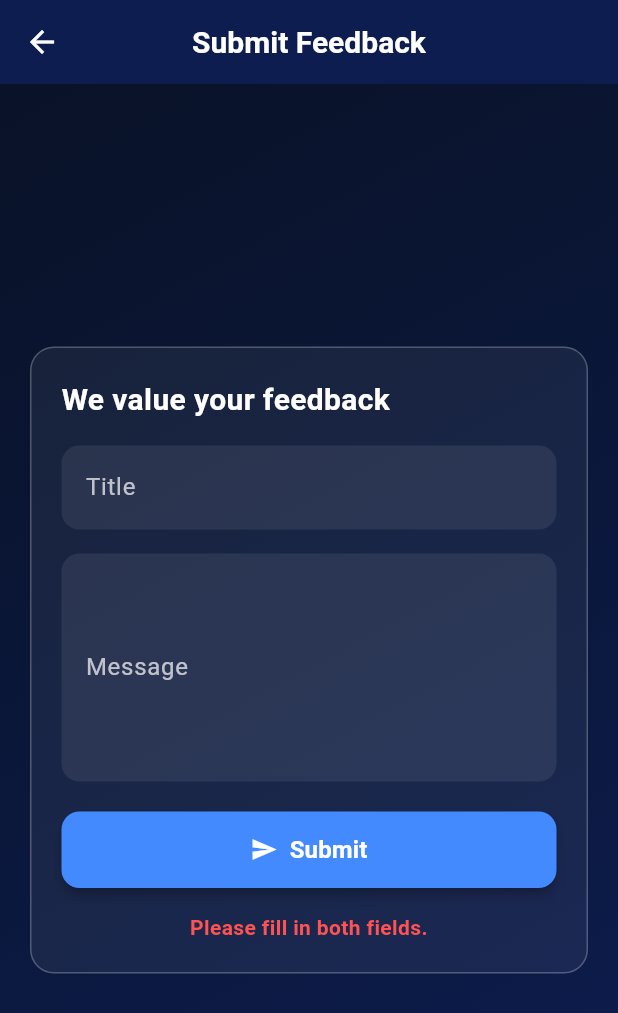
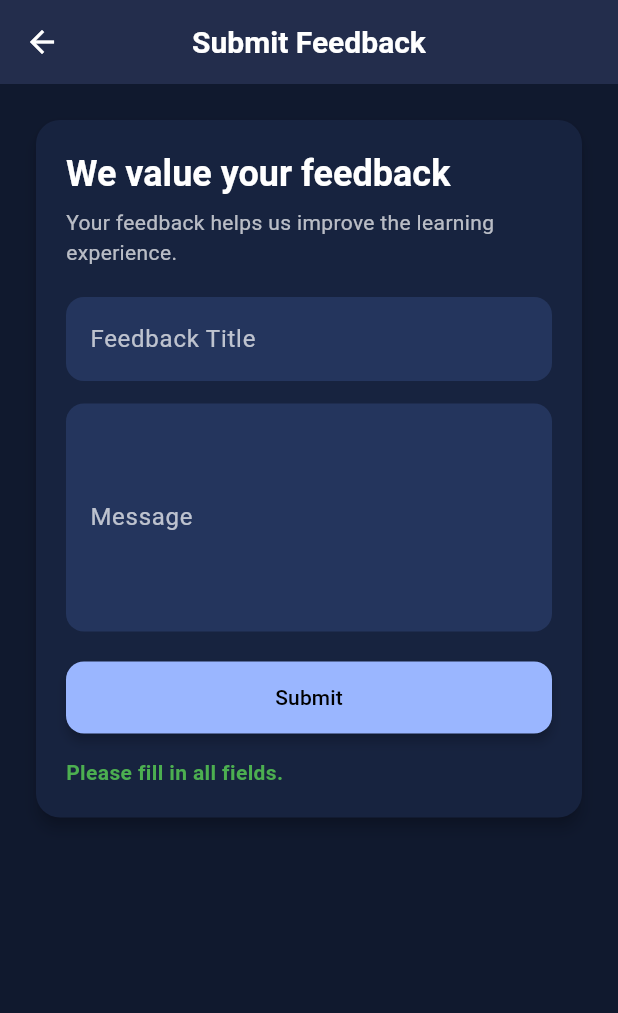
Before and after one commit to shiv4705/CampusSync, a Flutter app: the SubmitFeedbackScreen screen opened directly, after a tap on "Submit", on a phone screen of 412 x 824 dp. Shown: the top 1013 px of the screen. Run offline on Flutter 3.47's test engine with Material 3 defaults, Android fonts, the phone set to English and light mode, and no system bars; our stand-ins replace cloud_firestore, firebase_auth, firebase_core, table_calendar; accounts and stored records are empty.

Commit message:
Minor Changes

```diff
--- a/lib/screens/dashboard/admin_dashboard.dart
+++ b/lib/screens/dashboard/admin_dashboard.dart
@@ -2,12 +2,12 @@ import 'dart:ui';
 import 'package:flutter/material.dart';
 import 'package:firebase_auth/firebase_auth.dart';
 
-import '../admin/view_reset_requests.screen.dart';
+import '../admin/view_reset_requests_screen.dart';
 import '../admin/add_user_screen.dart';
 import '../admin/view_feedback_screen.dart';
 import '../admin/view_all_users_screen.dart';
 import '../admin/timetable/manage_timetable_screen.dart';
-import '../admin/assign_subject_screen.dart'; // ⬅️ NEW import
+import '../admin/assign_subject_screen.dart';
 import '../auth/login_screen.dart';
 
 class AdminDashboard extends StatefulWidget {
--- a/lib/screens/student/submit_feedback_screen.dart
+++ b/lib/screens/student/submit_feedback_screen.dart
@@ -10,41 +10,42 @@ class SubmitFeedbackScreen extends StatefulWidget {
 }
 
 class _SubmitFeedbackScreenState extends State<SubmitFeedbackScreen> {
-  final _titleController = TextEditingController();
-  final _messageController = TextEditingController();
+  final TextEditingController _titleController = TextEditingController();
+  final TextEditingController _messageController = TextEditingController();
   bool _isLoading = false;
-  String? _status;
+  String? _statusMessage;
 
   Future<void> _submitFeedback() async {
     final title = _titleController.text.trim();
     final message = _messageController.text.trim();
-    final email = FirebaseAuth.instance.currentUser?.email ?? "Unknown";
 
     if (title.isEmpty || message.isEmpty) {
-      setState(() => _status = "Please fill in both fields.");
+      setState(() => _statusMessage = "Please fill in all fields.");
       return;
     }
 
     setState(() {
       _isLoading = true;
-      _status = null;
+      _statusMessage = null;
     });
 
     try {
+      final user = FirebaseAuth.instance.currentUser;
+
       await FirebaseFirestore.instance.collection('feedback').add({
         'title': title,
         'message': message,
-        'email': email,
+        'email': user?.email ?? '',
         'timestamp': Timestamp.now(),
       });
 
       setState(() {
-        _status = "Feedback submitted successfully.";
+        _statusMessage = "Feedback submitted successfully.";
         _titleController.clear();
         _messageController.clear();
       });
     } catch (e) {
-      setState(() => _status = "Error: ${e.toString()}");
+      setState(() => _statusMessage = "Error: ${e.toString()}");
     } finally {
       setState(() => _isLoading = false);
     }
@@ -52,126 +53,88 @@ class _SubmitFeedbackScreenState extends State<SubmitFeedbackScreen> {
 
   @override
   Widget build(BuildContext context) {
-    const Color darkBlue1 = Color(0xFF091227);
-    const Color darkBlue2 = Color(0xFF0D1D50);
+    final theme = Theme.of(context);
 
     return Scaffold(
-      backgroundColor: darkBlue2,
-      appBar: AppBar(
-        title: const Text("Submit Feedback"),
-        backgroundColor: darkBlue2,
-        elevation: 0,
+      appBar: AppBar(title: const Text("Submit Feedback")),
+      body: SingleChildScrollView(
+        padding: const EdgeInsets.all(20),
+        child: Card(
+          color: theme.cardColor,
+          elevation: 4,
+          shape: RoundedRectangleBorder(
+            borderRadius: BorderRadius.circular(16),
           ),
-      body: Container(
-        decoration: const BoxDecoration(
-          gradient: LinearGradient(
-            colors: [darkBlue1, darkBlue2],
-            begin: Alignment.topLeft,
-            end: Alignment.bottomRight,
-          ),
-        ),
-        child: Center(
-          child: SingleChildScrollView(
+          child: Padding(
             padding: const EdgeInsets.all(20),
-            child: Container(
-              padding: const EdgeInsets.all(20),
-              decoration: BoxDecoration(
-                color: Colors.white.withOpacity(0.06),
-                borderRadius: BorderRadius.circular(16),
-                border: Border.all(color: Colors.white24),
-              ),
             child: Column(
               crossAxisAlignment: CrossAxisAlignment.start,
               children: [
-                  const Text(
+                // ✅ Screen title
+                Text(
                   "We value your feedback",
-                    style: TextStyle(
-                      color: Colors.white,
-                      fontSize: 20,
+                  style: theme.textTheme.headlineSmall?.copyWith(
                     fontWeight: FontWeight.bold,
                   ),
                 ),
-                  const SizedBox(height: 16),
-
-                  /// Title Input
-                  TextField(
-                    controller: _titleController,
-                    style: const TextStyle(color: Colors.white),
-                    decoration: InputDecoration(
-                      labelText: "Title",
-                      labelStyle: const TextStyle(color: Colors.white70),
-                      filled: true,
-                      fillColor: Colors.white.withOpacity(0.08),
-                      border: OutlineInputBorder(
-                        borderRadius: BorderRadius.circular(12),
-                        borderSide: BorderSide.none,
-                      ),
-                    ),
-                  ),
-                  const SizedBox(height: 16),
-
-                  /// Message Input
-                  TextField(
-                    controller: _messageController,
-                    maxLines: 5,
-                    style: const TextStyle(color: Colors.white),
-                    decoration: InputDecoration(
-                      labelText: "Message",
-                      labelStyle: const TextStyle(color: Colors.white70),
-                      filled: true,
-                      fillColor: Colors.white.withOpacity(0.08),
-                      border: OutlineInputBorder(
-                        borderRadius: BorderRadius.circular(12),
-                        borderSide: BorderSide.none,
-                      ),
+                const SizedBox(height: 6),
+                Text(
+                  "Your feedback helps us improve the learning experience.",
+                  style: theme.textTheme.bodyMedium?.copyWith(
+                    color: Colors.white70,
                   ),
                 ),
                 const SizedBox(height: 20),
 
-                  /// Submit Button
+                // ✅ Title field
+                TextField(
+                  controller: _titleController,
+                  style: theme.textTheme.bodyLarge,
+                  decoration: const InputDecoration(
+                    labelText: "Feedback Title",
+                    hintText: "e.g. Bad Teaching in XYZ Subject",
+                  ),
+                ),
+                const SizedBox(height: 15),
+
+                // ✅ Message field
+                TextField(
+                  controller: _messageController,
+                  maxLines: 5,
+                  style: theme.textTheme.bodyLarge,
+                  decoration: const InputDecoration(
+                    labelText: "Message",
+                    hintText: "Describe your feedback here...",
+                  ),
+                ),
+                const SizedBox(height: 20),
+
+                // ✅ Submit button
                 _isLoading
                     ? const Center(child: CircularProgressIndicator())
                     : SizedBox(
                       width: double.infinity,
-                        child: ElevatedButton.icon(
-                          style: ElevatedButton.styleFrom(
-                            backgroundColor: Colors.blueAccent,
-                            padding: const EdgeInsets.symmetric(vertical: 14),
-                            shape: RoundedRectangleBorder(
-                              borderRadius: BorderRadius.circular(12),
+                      child: ElevatedButton(
+                        onPressed: _submitFeedback,
+                        child: const Text("Submit"),
                       ),
                     ),
-                          onPressed: _submitFeedback,
-                          icon: const Icon(Icons.send, color: Colors.white),
-                          label: const Text(
-                            "Submit",
+
+                const SizedBox(height: 16),
+
+                // ✅ Status message
+                if (_statusMessage != null)
+                  Text(
+                    _statusMessage!,
                     style: TextStyle(
-                              color: Colors.white,
-                              fontSize: 16,
+                      color:
+                          _statusMessage!.startsWith("Error")
+                              ? Colors.red
+                              : Colors.green,
                       fontWeight: FontWeight.bold,
                     ),
                   ),
-                        ),
-                      ),
-                  const SizedBox(height: 16),
-
-                  /// Status Message
-                  if (_status != null)
-                    Center(
-                      child: Text(
-                        _status!,
-                        style: TextStyle(
-                          color:
-                              _status!.contains("successfully")
-                                  ? Colors.greenAccent
-                                  : Colors.redAccent,
-                          fontWeight: FontWeight.bold,
-                        ),
-                        textAlign: TextAlign.center,
-                      ),
-                    ),
               ],
-              ),
             ),
           ),
         ),
```
Also changed, not shown: lib/screens/admin/view_reset_requests_screen.dart (renamed from lib/screens/admin/view_reset_requests.screen.dart). Lines whose indentation alone changed are shown as unchanged.
